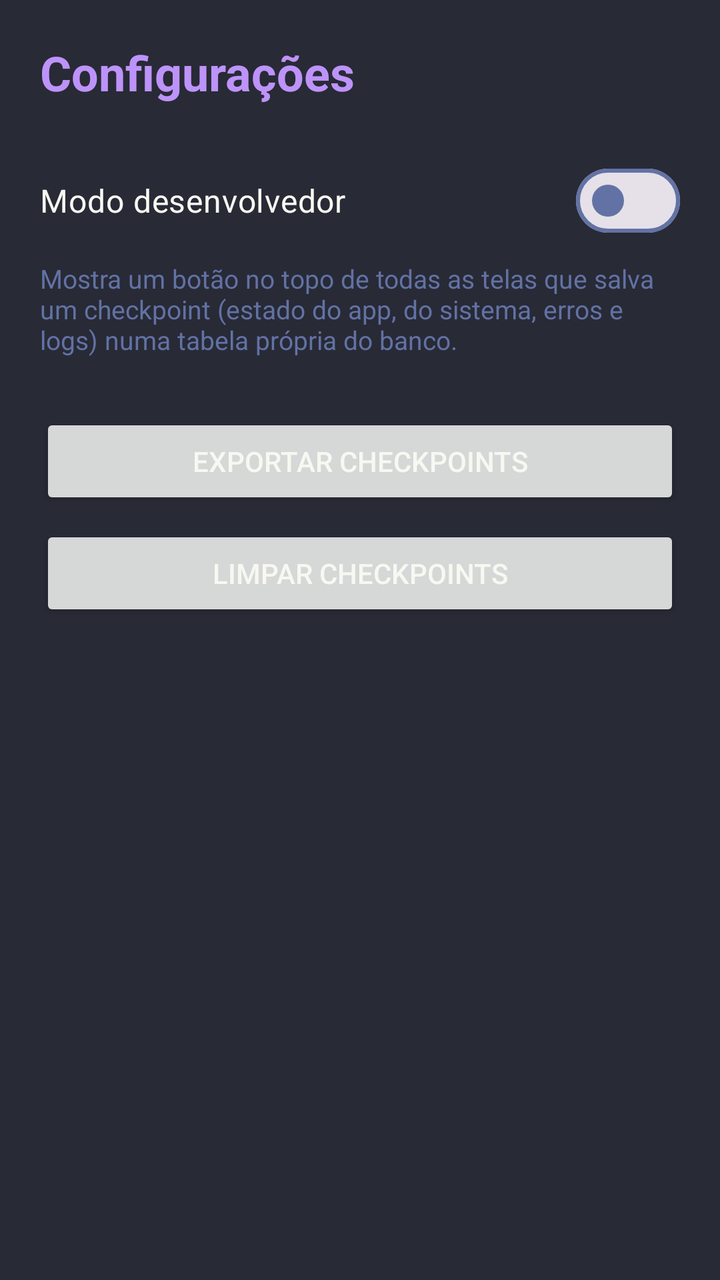
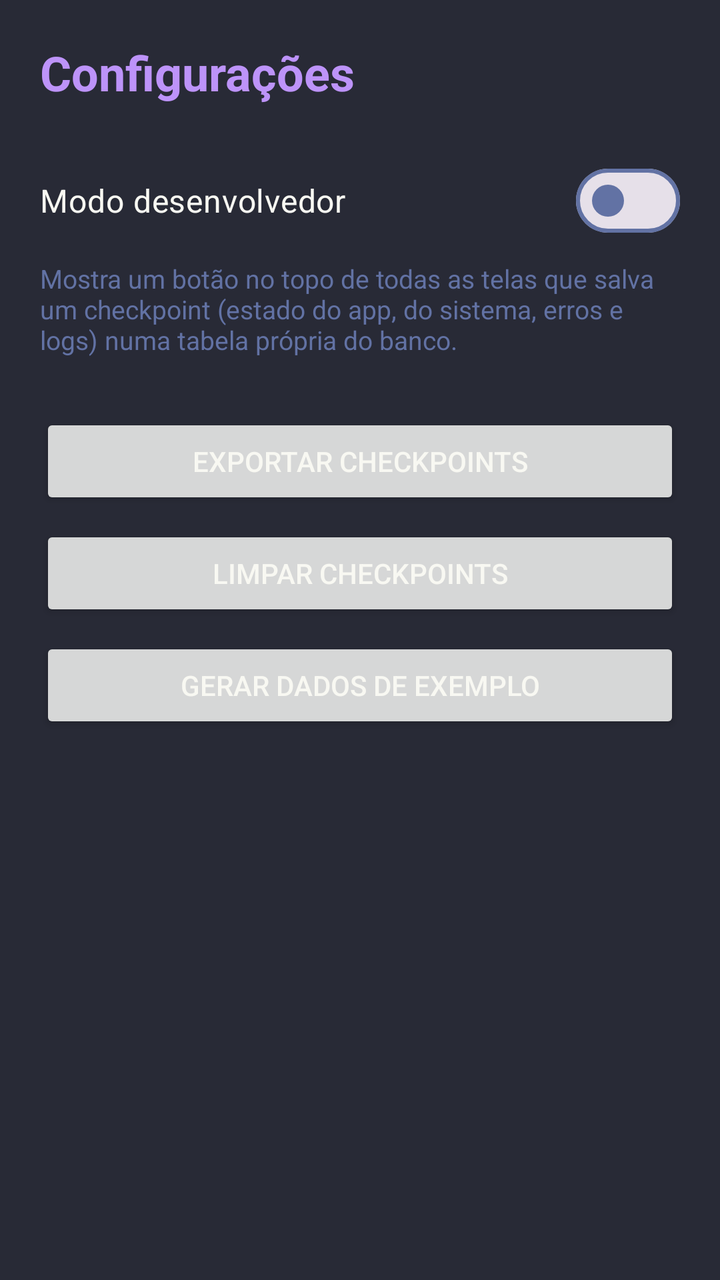

The first picture is an Android layout as it rendered before a commit; the second is the same layout after the commit. The layout source and the unified diff follow.
<!-- AndroidManifest.xml: application theme Theme.AssistPro -->
<!-- res/layout/activity_config.xml -->
<?xml version="1.0" encoding="utf-8"?>
<FrameLayout xmlns:android="http://schemas.android.com/apk/res/android"
    android:layout_width="match_parent"
    android:layout_height="match_parent"
    android:background="@color/dracula_bg">

    <LinearLayout
        android:layout_width="match_parent"
        android:layout_height="match_parent"
        android:orientation="vertical"
        android:padding="20dp">

        <LinearLayout
            android:layout_width="match_parent"
            android:layout_height="wrap_content"
            android:gravity="center_vertical"
            android:orientation="horizontal">

            <TextView
                android:layout_width="0dp"
                android:layout_height="wrap_content"
                android:layout_weight="1"
                android:text="@string/configuracoes"
                android:textColor="@color/dracula_purple"
                android:textSize="24sp"
                android:textStyle="bold" />

            <ImageButton
                android:id="@+id/btn_dev"
                android:layout_width="48dp"
                android:layout_height="48dp"
                android:background="?attr/selectableItemBackgroundBorderless"
                android:contentDescription="@string/capturar_checkpoint"
                android:src="@drawable/ic_bug"
                android:visibility="gone" />
        </LinearLayout>

        <com.google.android.material.materialswitch.MaterialSwitch
            android:id="@+id/switch_dev"
            android:layout_width="match_parent"
            android:layout_height="wrap_content"
            android:layout_marginTop="24dp"
            android:text="@string/modo_desenvolvedor"
            android:textColor="@color/dracula_fg"
            android:textSize="16sp" />

        <TextView
            android:layout_width="match_parent"
            android:layout_height="wrap_content"
            android:layout_marginTop="6dp"
            android:text="@string/modo_dev_desc"
            android:textColor="@color/dracula_comment"
            android:textSize="13sp" />

        <Button
            android:id="@+id/btn_exportar_checkpoints"
            android:layout_width="match_parent"
            android:layout_height="wrap_content"
            android:layout_marginTop="28dp"
            android:text="@string/exportar_checkpoints" />

        <Button
            android:id="@+id/btn_limpar_checkpoints"
            android:layout_width="match_parent"
            android:layout_height="wrap_content"
            android:layout_marginTop="8dp"
            android:text="@string/limpar_checkpoints" />

    </LinearLayout>

</FrameLayout>
<!-- resources referenced by this layout -->
<resources>
  <color name="dracula_bg">#282A36</color>
  <color name="dracula_comment">#6272A4</color>
  <color name="dracula_fg">#F8F8F2</color>
  <color name="dracula_purple">#BD93F9</color>
  <!-- drawable ic_bug (drawable) -->
  <vector xmlns:android="http://schemas.android.com/apk/res/android"
      android:width="24dp"
      android:height="24dp"
      android:viewportWidth="24"
      android:viewportHeight="24">
      <path
          android:fillColor="@color/dracula_orange"
          android:pathData="M20,8h-2.81c-0.45,-0.78 -1.07,-1.45 -1.82,-1.96L17,4.41L15.59,3l-2.17,2.17C12.96,5.06 12.49,5 12,5s-0.96,0.06 -1.41,0.17L8.41,3L7,4.41l1.62,1.63C7.88,6.55 7.26,7.22 6.81,8H4v2h2.09c-0.05,0.33 -0.09,0.66 -0.09,1v1H4v2h2v1c0,0.34 0.04,0.67 0.09,1H4v2h2.81c1.04,1.79 2.97,3 5.19,3s4.15,-1.21 5.19,-3H20v-2h-2.09c0.05,-0.33 0.09,-0.66 0.09,-1v-1h2v-2h-2v-1c0,-0.34 -0.04,-0.67 -0.09,-1H20V8zM14,17h-4v-2h4v2zM14,13h-4v-2h4v2z" />
  </vector>
  <string name="capturar_checkpoint">Salvar checkpoint</string>
  <string name="configuracoes">Configurações</string>
  <string name="exportar_checkpoints">Exportar checkpoints</string>
  <string name="limpar_checkpoints">Limpar checkpoints</string>
  <string name="modo_desenvolvedor">Modo desenvolvedor</string>
  <string name="modo_dev_desc">Mostra um botão no topo de todas as telas que salva um checkpoint (estado do app, do sistema, erros e logs) numa tabela própria do banco.</string>
  <style name="Theme.AssistPro" parent="Theme.Material3.DayNight.NoActionBar">
          <item name="colorPrimary">@color/dracula_purple</item>
          <item name="colorOnPrimary">@color/dracula_bg</item>
          <item name="colorPrimaryContainer">@color/dracula_current</item>
          <item name="colorOnPrimaryContainer">@color/dracula_fg</item>
          <item name="colorSecondary">@color/dracula_pink</item>
          <item name="colorOnSecondary">@color/dracula_bg</item>
          <item name="colorTertiary">@color/dracula_cyan</item>
          <item name="android:colorBackground">@color/dracula_bg</item>
          <item name="colorSurface">@color/dracula_current</item>
          <item name="colorOnSurface">@color/dracula_fg</item>
          <item name="colorSurfaceVariant">@color/dracula_current</item>
          <item name="colorOnSurfaceVariant">@color/dracula_comment</item>
          <item name="colorOutline">@color/dracula_comment</item>
          <item name="colorError">@color/dracula_red</item>
          <item name="android:statusBarColor">@color/dracula_bg</item>
          <item name="android:navigationBarColor">@color/dracula_bg</item>
          <item name="android:windowLightStatusBar">false</item>
          <item name="android:textColorPrimary">@color/dracula_fg</item>
          <item name="android:textColorSecondary">@color/dracula_comment</item>
      </style>
  <color name="dracula_orange">#FFB86C</color>
  <color name="dracula_current">#44475A</color>
  <color name="dracula_pink">#FF79C6</color>
  <color name="dracula_cyan">#8BE9FD</color>
  <color name="dracula_red">#FF5555</color>
</resources>

<!-- the commit's change to res/layout/activity_config.xml (unified diff, before → after) -->
@@ -66,6 +66,13 @@
             android:layout_marginTop="8dp"
             android:text="@string/limpar_checkpoints" />
 
+        <Button
+            android:id="@+id/btn_dados_exemplo"
+            android:layout_width="match_parent"
+            android:layout_height="wrap_content"
+            android:layout_marginTop="8dp"
+            android:text="@string/dados_exemplo" />
+
     </LinearLayout>
 
 </FrameLayout>
<!-- resource entries referenced after the edit -->
@@ -16,6 +16,7 @@
   </vector>
   <string name="capturar_checkpoint">Salvar checkpoint</string>
   <string name="configuracoes">Configurações</string>
+  <string name="dados_exemplo">Gerar dados de exemplo</string>
   <string name="exportar_checkpoints">Exportar checkpoints</string>
   <string name="limpar_checkpoints">Limpar checkpoints</string>
   <string name="modo_desenvolvedor">Modo desenvolvedor</string>
